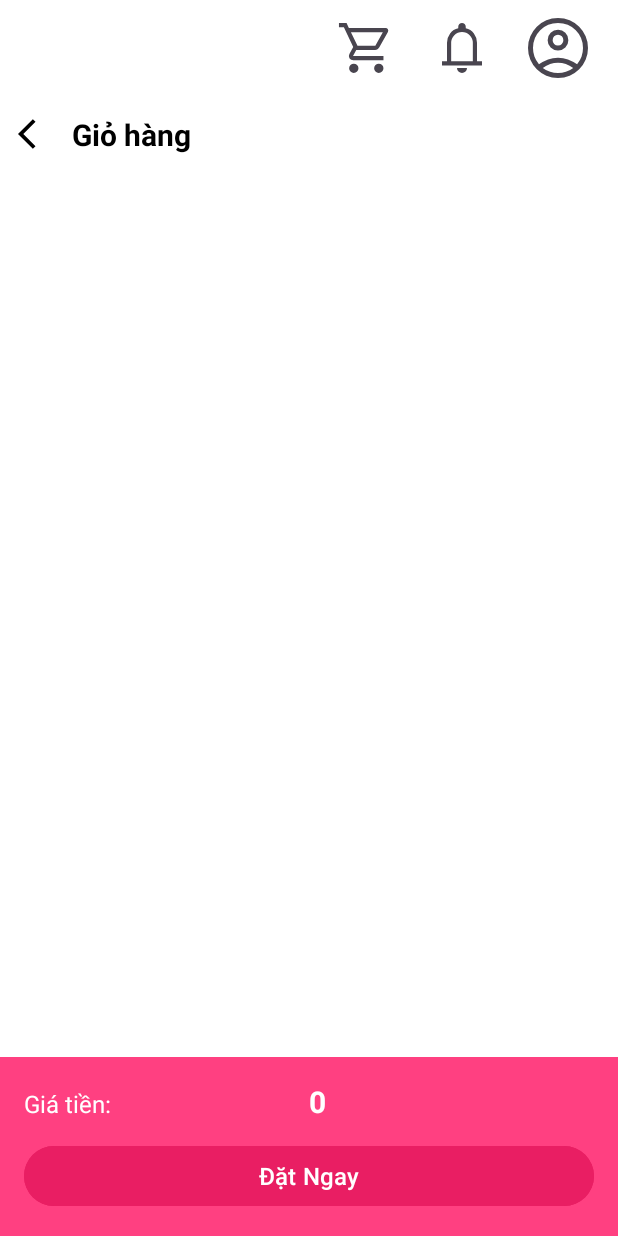
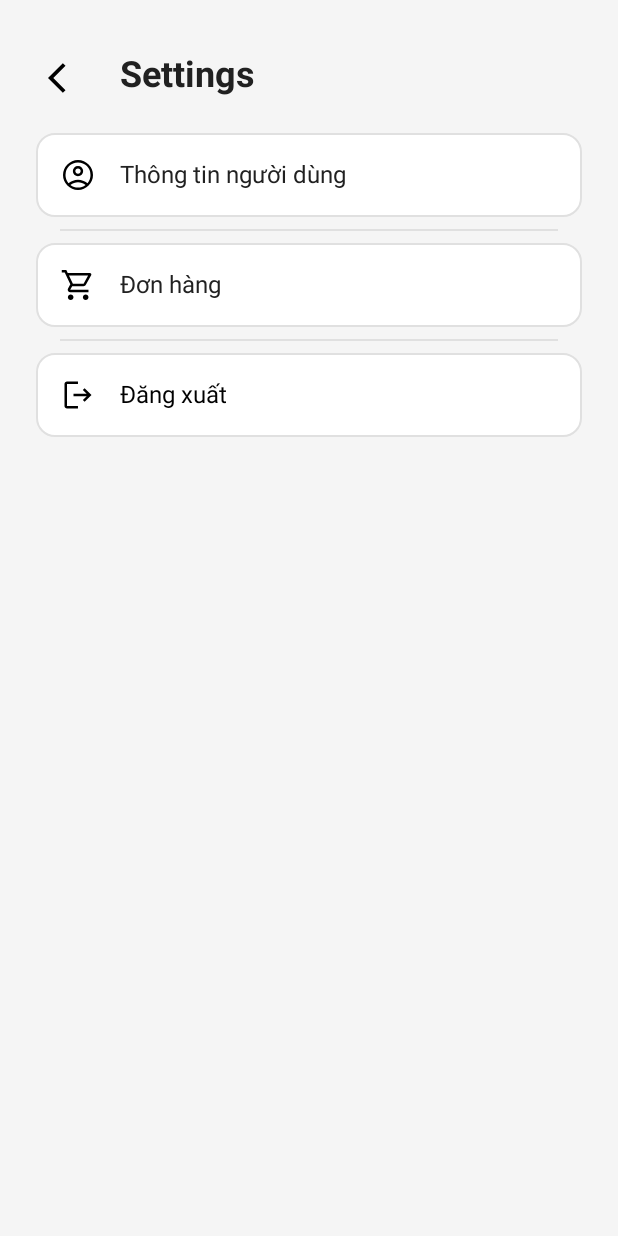
Before and after one commit to tinh20031/IcreamShopApp, an Android app: the screen it shows after launch (CartActivity before the commit, infor_user after it), on a phone screen of 412 x 824 dp. Run offline under Robolectric (Android 15) with nearby library versions, the phone set to English and light mode, and no system bars.

Commit message:
update setting user

```diff
--- a/app/src/main/AndroidManifest.xml
+++ b/app/src/main/AndroidManifest.xml
@@ -12,9 +12,11 @@
         android:roundIcon="@drawable/logo"
         android:supportsRtl="true"
         android:theme="@style/Theme.IceamApp"
-        tools:targetApi="31"
-        android:usesCleartextTraffic="true">
-
+        android:usesCleartextTraffic="true"
+        tools:targetApi="31">
+        <activity
+            android:name=".infor_user"
+            android:exported="false" />
         <!-- Splash Screen (Màn hình khởi động) -->
         <activity
             android:name=".SplashScreen.SplashActivity"
@@ -22,28 +24,19 @@
             android:theme="@style/Theme.SplashScreen">
             <intent-filter>
                 <action android:name="android.intent.action.MAIN" />
+
                 <category android:name="android.intent.category.LAUNCHER" />
             </intent-filter>
-        </activity>
-
-        <!-- Main Activity (Màn hình chính sau Splash) -->
+        </activity> <!-- Main Activity (Màn hình chính sau Splash) -->
         <activity
             android:name=".MainActivity"
-            android:exported="true">
-        </activity>
-
-        <!-- Fragment Home Activity (Nếu cần thiết) -->
+            android:exported="true"></activity> <!-- Fragment Home Activity (Nếu cần thiết) -->
         <activity
             android:name=".Fragment_homeActivity"
-            android:exported="true">
-        </activity>
-
-
-        <!-- Các Activity khác -->
+            android:exported="true"></activity> <!-- Các Activity khác -->
         <activity android:name=".LoginActivity" />
         <activity android:name=".RegisterActivity" />
         <activity android:name=".CartActivity" />
-
     </application>
 
 </manifest>
--- a/app/src/main/java/com/example/iceamapp/SplashScreen/SplashActivity.java
+++ b/app/src/main/java/com/example/iceamapp/SplashScreen/SplashActivity.java
@@ -7,6 +7,7 @@ import android.os.Handler;
 import android.os.Looper;
 
 import com.example.iceamapp.CartActivity;
+import com.example.iceamapp.infor_user;
 
 public class SplashActivity extends Activity {
     @Override
@@ -15,7 +16,7 @@ public class SplashActivity extends Activity {
 
         // Chuyển sang HomeActivity sau 2 giây
         new Handler(Looper.getMainLooper()).postDelayed(() -> {
-            startActivity(new Intent(SplashActivity.this, CartActivity.class));
+            startActivity(new Intent(SplashActivity.this, infor_user.class));
             finish(); // Đóng SplashActivity
         }, 2000);
     } }
--- /dev/null
+++ b/app/src/main/java/com/example/iceamapp/infor_user.java
@@ -0,0 +1,53 @@
+package com.example.iceamapp;
+
+import android.content.Intent;
+import android.os.Bundle;
+import android.util.Log;
+import android.widget.ImageButton;
+import android.widget.LinearLayout;
+
+import androidx.appcompat.app.AppCompatActivity;
+
+public class infor_user extends AppCompatActivity {
+
+    @Override
+    protected void onCreate(Bundle savedInstanceState) {
+        super.onCreate(savedInstanceState);
+        setContentView(R.layout.activity_infor_user);
+
+        // Ánh xạ icon Back
+        ImageButton backButton = findViewById(R.id.backButton);
+        backButton.setOnClickListener(v -> {
+            finish(); // Quay lại trang trước
+        });
+
+        // Ánh xạ các mục
+        LinearLayout userInfoItem = findViewById(R.id.userInfoItem);
+        LinearLayout ordersItem = findViewById(R.id.ordersItem);
+        LinearLayout logoutItem = findViewById(R.id.logoutItem);
+
+        // Xử lý sự kiện cho từng mục
+//        userInfoItem.setOnClickListener(v -> {
+//            Log.d("Settings", "Thông tin người dùng clicked");
+//            // Chuyển sang trang Thông tin người dùng
+//            Intent intent = new Intent(infor_user.this, UserInfoActivity.class);
+//            startActivity(intent);
+//        });
+
+//        ordersItem.setOnClickListener(v -> {
+//            Log.d("Settings", "Đơn hàng clicked");
+//            // Chuyển sang trang Đơn hàng
+//            Intent intent = new Intent(infor_user.this, OrdersActivity.class);
+//            startActivity(intent);
+//        });
+
+        logoutItem.setOnClickListener(v -> {
+            Log.d("Settings", "Đăng xuất clicked");
+            // Chuyển sang trang Đăng xuất (hoặc xử lý logout)
+            Intent intent = new Intent(infor_user.this, LoginActivity.class);
+            intent.setFlags(Intent.FLAG_ACTIVITY_NEW_TASK | Intent.FLAG_ACTIVITY_CLEAR_TASK);
+            startActivity(intent);
+            finish();
+        });
+    }
+}
--- /dev/null
+++ b/app/src/main/res/drawable/logout_40px.xml
@@ -0,0 +1,11 @@
+<vector xmlns:android="http://schemas.android.com/apk/res/android"
+    android:width="40dp"
+    android:height="40dp"
+    android:viewportWidth="960"
+    android:viewportHeight="960"
+    android:tint="?attr/colorControlNormal"
+    android:autoMirrored="true">
+  <path
+      android:fillColor="@android:color/white"
+      android:pathData="M186.67,840Q159.67,840 139.83,820.17Q120,800.33 120,773.33L120,186.67Q120,159.67 139.83,139.83Q159.67,120 186.67,120L479.33,120L479.33,186.67L186.67,186.67Q186.67,186.67 186.67,186.67Q186.67,186.67 186.67,186.67L186.67,773.33Q186.67,773.33 186.67,773.33Q186.67,773.33 186.67,773.33L479.33,773.33L479.33,840L186.67,840ZM657.33,663.33L610.33,615.33L712.33,513.33L360,513.33L360,446.67L711,446.67L609,344.67L656,296.67L840,480.67L657.33,663.33Z"/>
+</vector>
--- /dev/null
+++ b/app/src/main/res/drawable/rounded_white_background.xml
@@ -0,0 +1,9 @@
+<?xml version="1.0" encoding="utf-8"?>
+<shape xmlns:android="http://schemas.android.com/apk/res/android"
+    android:shape="rectangle">
+    <solid android:color="#FFFFFF" />
+    <corners android:radius="12dp" />
+    <stroke
+        android:width="1dp"
+        android:color="#E0E0E0" />
+</shape>
--- /dev/null
+++ b/app/src/main/res/layout/activity_infor_user.xml
@@ -0,0 +1,153 @@
+<?xml version="1.0" encoding="utf-8"?>
+<androidx.constraintlayout.widget.ConstraintLayout xmlns:android="http://schemas.android.com/apk/res/android"
+    xmlns:app="http://schemas.android.com/apk/res-auto"
+    xmlns:tools="http://schemas.android.com/tools"
+    android:id="@+id/main"
+    android:layout_width="match_parent"
+    android:layout_height="match_parent"
+    android:background="#F5F5F5"
+    android:padding="16dp"
+    tools:context=".infor_user">
+
+    <!-- Icon Back -->
+    <ImageButton
+        android:id="@+id/backButton"
+        android:layout_width="40dp"
+        android:layout_height="40dp"
+        android:src="@drawable/ic_back"
+        android:background="@android:color/transparent"
+        android:contentDescription="Back"
+        app:layout_constraintTop_toTopOf="parent"
+        app:layout_constraintStart_toStartOf="parent"
+        android:layout_marginTop="16dp"
+        android:layout_marginStart="8dp"/>
+
+    <!-- Tiêu đề Settings -->
+    <TextView
+        android:id="@+id/settingsTitle"
+        android:layout_width="wrap_content"
+        android:layout_height="wrap_content"
+        android:text="Settings"
+        android:textSize="24sp"
+        android:textStyle="bold"
+        android:textColor="#212121"
+        app:layout_constraintTop_toTopOf="parent"
+        app:layout_constraintStart_toEndOf="@id/backButton"
+        android:layout_marginTop="16dp"
+        android:layout_marginStart="16dp"/>
+
+    <!-- Thông tin người dùng -->
+    <LinearLayout
+        android:id="@+id/userInfoItem"
+        android:layout_width="0dp"
+        android:layout_height="wrap_content"
+        android:orientation="horizontal"
+        android:padding="16dp"
+        android:background="@drawable/rounded_white_background"
+        app:layout_constraintTop_toBottomOf="@id/settingsTitle"
+        app:layout_constraintStart_toStartOf="parent"
+        app:layout_constraintEnd_toEndOf="parent"
+        android:layout_marginTop="24dp"
+        android:layout_marginHorizontal="8dp">
+
+        <ImageView
+            android:layout_width="24dp"
+            android:layout_height="24dp"
+            android:src="@drawable/account_circle_40px"
+            android:contentDescription="User Info"
+            app:tint="@color/black" />
+
+        <TextView
+            android:layout_width="wrap_content"
+            android:layout_height="wrap_content"
+            android:text="Thông tin người dùng"
+            android:textSize="16sp"
+            android:textColor="#212121"
+            android:layout_marginStart="16dp"/>
+    </LinearLayout>
+
+    <!-- Đường phân cách -->
+    <View
+        android:id="@+id/divider1"
+        android:layout_width="0dp"
+        android:layout_height="1dp"
+        android:background="#E0E0E0"
+        app:layout_constraintTop_toBottomOf="@id/userInfoItem"
+        app:layout_constraintStart_toStartOf="parent"
+        app:layout_constraintEnd_toEndOf="parent"
+        android:layout_marginHorizontal="24dp"
+        android:layout_marginTop="8dp"/>
+
+    <!-- Đơn hàng -->
+    <LinearLayout
+        android:id="@+id/ordersItem"
+        android:layout_width="0dp"
+        android:layout_height="wrap_content"
+        android:orientation="horizontal"
+        android:padding="16dp"
+        android:background="@drawable/rounded_white_background"
+        app:layout_constraintTop_toBottomOf="@id/divider1"
+        app:layout_constraintStart_toStartOf="parent"
+        app:layout_constraintEnd_toEndOf="parent"
+        android:layout_marginTop="8dp"
+        android:layout_marginHorizontal="8dp">
+
+        <ImageView
+            android:layout_width="24dp"
+            android:layout_height="24dp"
+            android:src="@drawable/shopping_cart_40px"
+            android:contentDescription="Orders"
+            app:tint="@color/black" />
+
+        <TextView
+            android:layout_width="wrap_content"
+            android:layout_height="wrap_content"
+            android:text="Đơn hàng"
+            android:textSize="16sp"
+            android:textColor="#212121"
+            android:layout_marginStart="16dp"/>
+    </LinearLayout>
+
+    <!-- Đường phân cách -->
+    <View
+        android:id="@+id/divider2"
+        android:layout_width="0dp"
+        android:layout_height="1dp"
+        android:background="#E0E0E0"
+        app:layout_constraintTop_toBottomOf="@id/ordersItem"
+        app:layout_constraintStart_toStartOf="parent"
+        app:layout_constraintEnd_toEndOf="parent"
+        android:layout_marginHorizontal="24dp"
+        android:layout_marginTop="8dp"/>
+
+    <!-- Đăng xuất -->
+    <LinearLayout
+        android:id="@+id/logoutItem"
+        android:layout_width="0dp"
+        android:layout_height="wrap_content"
+        android:orientation="horizontal"
+        android:padding="16dp"
+        android:background="@drawable/rounded_white_background"
+        app:layout_constraintTop_toBottomOf="@id/divider2"
+        app:layout_constraintStart_toStartOf="parent"
+        app:layout_constraintEnd_toEndOf="parent"
+        android:layout_marginTop="8dp"
+        android:layout_marginHorizontal="8dp">
+
+        <ImageView
+            android:layout_width="24dp"
+            android:layout_height="24dp"
+            android:src="@drawable/logout_40px"
+            android:contentDescription="Logout"
+            app:tint="@color/black" />
+
+        <TextView
+            android:layout_width="wrap_content"
+            android:layout_height="wrap_content"
+            android:text="Đăng xuất"
+            android:textSize="16sp"
+            android:textColor="@color/black"
+            android:layout_marginStart="16dp"/>
+    </LinearLayout>
+
+</androidx.constraintlayout.widget.ConstraintLayout>
```
